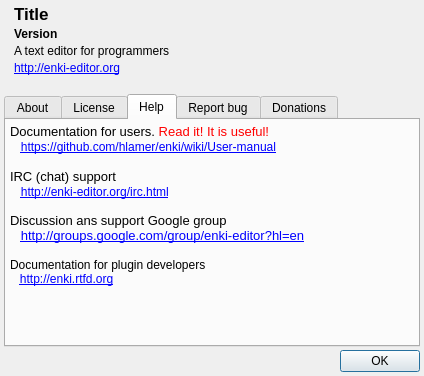
Old version of the form enki/plugins/helpmenu/UIAbout.ui in the repository andreikop/enki.
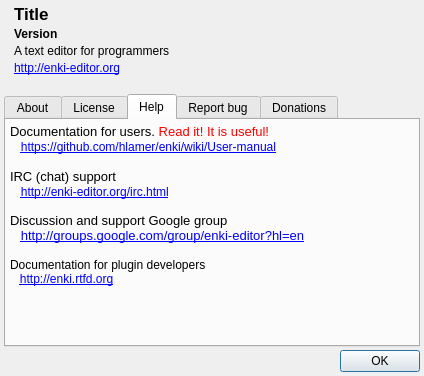
New version of the form. Icons and pictures are not drawn.

```diff
--- a/enki/plugins/helpmenu/UIAbout.ui
+++ b/enki/plugins/helpmenu/UIAbout.ui
@@ -422,7 +422,7 @@
 &lt;p style=&quot;-qt-paragraph-type:empty; margin-top:0px; margin-bottom:0px; margin-left:0px; margin-right:0px; -qt-block-indent:0; text-indent:0px; font-size:9pt; text-decoration: underline; color:#0000ff;&quot;&gt;&lt;br /&gt;&lt;/p&gt;&lt;/td&gt;&lt;/tr&gt;
 &lt;tr&gt;
 &lt;td&gt;
-&lt;p style=&quot; margin-top:0px; margin-bottom:0px; margin-left:0px; margin-right:0px; -qt-block-indent:0; text-indent:0px;&quot;&gt;&lt;span style=&quot; font-family:'Droid Sans';&quot;&gt;Discussion ans support Google group&lt;br /&gt;   &lt;/span&gt;&lt;a href=&quot;http://groups.google.com/group/enki-editor?hl=en&quot;&gt;&lt;span style=&quot; font-family:'Droid Sans'; text-decoration: underline; color:#0000ff;&quot;&gt;http://groups.google.com/group/enki-editor?hl=en&lt;/span&gt;&lt;/a&gt;&lt;/p&gt;
+&lt;p style=&quot; margin-top:0px; margin-bottom:0px; margin-left:0px; margin-right:0px; -qt-block-indent:0; text-indent:0px;&quot;&gt;&lt;span style=&quot; font-family:'Droid Sans';&quot;&gt;Discussion and support Google group&lt;br /&gt;   &lt;/span&gt;&lt;a href=&quot;http://groups.google.com/group/enki-editor?hl=en&quot;&gt;&lt;span style=&quot; font-family:'Droid Sans'; text-decoration: underline; color:#0000ff;&quot;&gt;http://groups.google.com/group/enki-editor?hl=en&lt;/span&gt;&lt;/a&gt;&lt;/p&gt;
 &lt;p style=&quot;-qt-paragraph-type:empty; margin-top:0px; margin-bottom:0px; margin-left:0px; margin-right:0px; -qt-block-indent:0; text-indent:0px; font-family:'Droid Sans'; text-decoration: underline; color:#0000ff;&quot;&gt;&lt;br /&gt;&lt;/p&gt;&lt;/td&gt;&lt;/tr&gt;
 &lt;tr&gt;
 &lt;td&gt;
```
